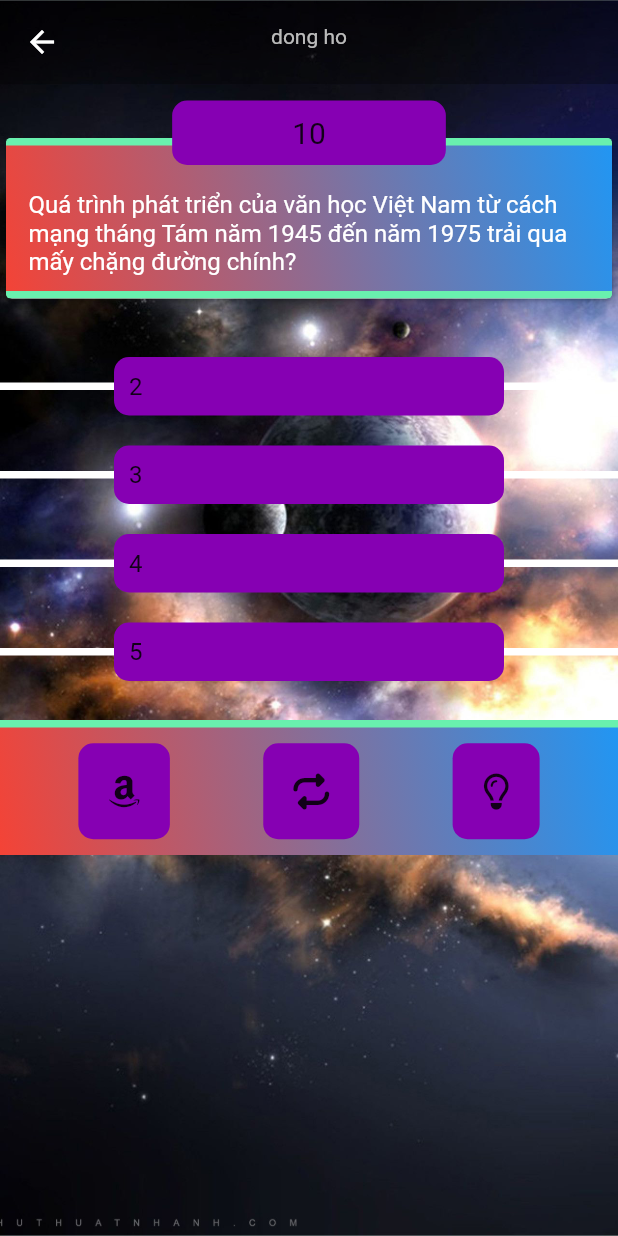
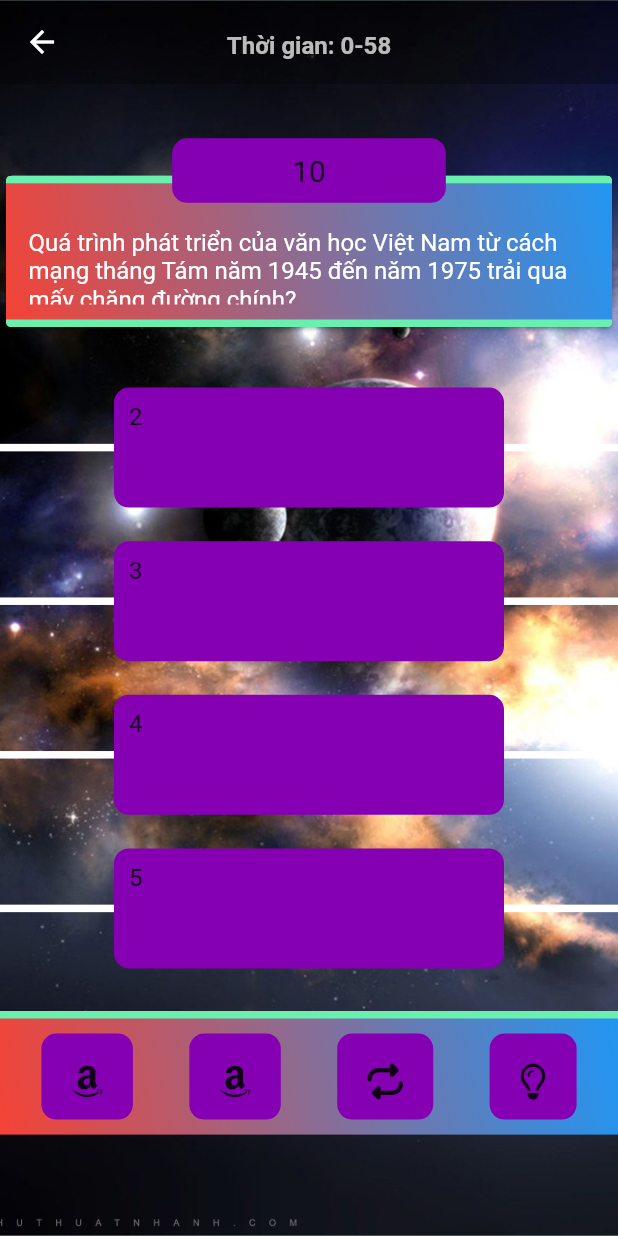
Before and after one commit to trieudevda/SUN, a Flutter app: the MobilePlayGame screen opened directly, on a phone screen of 412 x 824 dp. Run offline on Flutter 3.47's test engine with Material 2 defaults, Android fonts, the phone set to English and light mode, and no system bars; our stand-ins replace cloud_firestore, firebase_auth, firebase_core, flutter_svg, font_awesome_flutter; accounts and stored records are empty.

Commit message:
add-game

```diff
--- a/lib/Model/main_connect_firebase.dart
+++ b/lib/Model/main_connect_firebase.dart
@@ -10,7 +10,7 @@ class MainConnect{
   final collectionData;
   final documentData;
   MainConnect({this.inforUser,this.jsonData,this.collectionData,this.documentData});
-
+  // 'timestamp': FieldValue.serverTimestamp()
   // login
   Future<void> signInEmail(String email,String password,BuildContext context) async {
     try {
--- a/lib/Screens/Play/component/mobile_play_game.dart
+++ b/lib/Screens/Play/component/mobile_play_game.dart
@@ -1,12 +1,10 @@
 import 'package:do_an/Model/Question.dart';
 import 'package:do_an/Screens/Index/index_screen.dart';
-import 'package:do_an/Screens/Play/component/Widget/answer_game.dart';
 import 'package:do_an/Screens/Play/component/Widget/point_game.dart';
 import 'package:do_an/Screens/Play/component/Widget/question.dart';
-import 'package:flutter/cupertino.dart';
 import 'package:flutter/material.dart';
 import 'package:font_awesome_flutter/font_awesome_flutter.dart';
-
+import 'dart:convert';
 import '../../../constants.dart';
 import '../../Index/components/Widget/ink_well_custom.dart';
 
@@ -49,106 +47,62 @@ class PlayGameInit extends StatefulWidget {
   State<PlayGameInit> createState() => _PlayGameInitState();
 }
 
-// class _PlayGameInitState extends State<PlayGameInit> {
-//   String data =
-//       'Con chó đen người ta gọi là con chó mực. Con chó vàng, người ta gọi là con chó phèn. Con chó sanh người ta gọi là con chó đẻ. Vậy con chó đỏ, người ta gọi là con chó gì?';
-//   int point = 200;
-//   @override
-//   void initState() {
-//     super.initState();
-//   }
-//
-//   @override
-//   Widget build(BuildContext context) {
-//     return Column(
-//       crossAxisAlignment: CrossAxisAlignment.center,
-//       children: <Widget>[
-//         const SizedBox(height: defaultPadding),
-//         const Text(
-//           'dong ho',
-//           style: TextStyle(color: Colors.white),
-//         ),
-//         Container(
-//           width: double.infinity,
-//           child: Stack(
-//             alignment: Alignment.center,
-//             children: <Widget>[
-//               QuestionGame(text: data),
-//               PointGame(point: point),
-//             ],
-//           ),
-//         ),
-//         const SizedBox(height: 25.0),
-//         Column(
-//           crossAxisAlignment: CrossAxisAlignment.center,
-//           mainAxisAlignment: MainAxisAlignment.spaceBetween,
-//           children: <Widget>[
-//             AnswerGame(
-//               text: '12 tháng',
-//               check: true,
-//             ),
-//             AnswerGame(
-//               text: 'Chuột Míckey',
-//               check: false,
-//             ),
-//             AnswerGame(
-//               text: 'Con người',
-//               check: false,
-//             ),
-//             AnswerGame(
-//               text: 'Vịt không bị què thì đi bằng 2 chân',
-//               check: false,
-//             ),
-//           ],
-//         ),
-//         const SizedBox(height: defaultPadding),
-//         Container(
-//           decoration: const BoxDecoration(
-//               border: Border(
-//                 top: BorderSide(color: Colors.greenAccent, width: 5),
-//               ),
-//               gradient: LinearGradient(
-//                 begin: Alignment.topRight,
-//                 end: Alignment.bottomLeft,
-//                 colors: [
-//                   Colors.blue,
-//                   Colors.red,
-//                 ],
-//               )),
-//           height: 90,
-//           child: Row(
-//             mainAxisAlignment: MainAxisAlignment.spaceEvenly,
-//             children: [
-//               // icon 50:50
-//               InkWellCustom(
-//                   data: Index(), icon: FaIcon(FontAwesomeIcons.amazon)),
-//               InkWellCustom(
-//                   data: Index(), icon: FaIcon(FontAwesomeIcons.repeat)),
-//               InkWellCustom(
-//                   data: Index(), icon: FaIcon(FontAwesomeIcons.lightbulb)),
-//             ],
-//           ),
-//         ),
-//       ],
-//     );
-//   }
-// }
 class _PlayGameInitState extends State<PlayGameInit> {
   int _currentIndex = 0;
-  final Map<int,dynamic> _answers={};
+  int _minutes = 1;
+
   @override
   Widget build(BuildContext context) {
     final question =data[_currentIndex];
+    void checkQuestion(){
+      if(_currentIndex<(data.length-1)){
+        setState(() {
+          _currentIndex++;
+        });
+      }
+      else{
+          AlertDialog alert = const AlertDialog(
+            content: Text('da het'),
+          );
+          showDialog(
+            context: context,
+            builder: (BuildContext context) {
+              return alert;
+            },
+          );
+      }
+    }
     return Column(
       crossAxisAlignment: CrossAxisAlignment.center,
       children: <Widget>[
         const SizedBox(height: defaultPadding),
-        const Text(
-          'dong ho',
-          style: TextStyle(color: Colors.white),
+        // đang chỉnh
+        Container(
+          width: double.infinity,
+          height:MediaQuery.of(context).size.height*(5/100),
+          child: TweenAnimationBuilder<Duration>(
+              duration: Duration(minutes: _minutes),
+              tween: Tween(begin: Duration(minutes: _minutes), end: Duration.zero),
+              onEnd: () {
+                print('Timer ended');
+              },
+              builder: (BuildContext context, Duration value, Widget? child) {
+                final minutes = value.inMinutes;
+                final seconds = value.inSeconds % 60;
+                return Padding(
+                    padding: const EdgeInsets.symmetric(vertical: 5),
+                    child: Text('Thời gian: $minutes-$seconds',
+                        textAlign: TextAlign.center,
+                        style: const TextStyle(
+                            color: Colors.white,
+                            fontWeight: FontWeight.bold,
+                            fontSize: 16)));
+              }
+          ),
         ),
         Container(
           width: double.infinity,
+          height:MediaQuery.of(context).size.height*(20/100),
           child: Stack(
             alignment: Alignment.center,
             children: <Widget>[
@@ -157,19 +111,57 @@ class _PlayGameInitState extends State<PlayGameInit> {
             ],
           ),
         ),
-        const SizedBox(height: 25.0),
-        Column(
-          crossAxisAlignment: CrossAxisAlignment.center,
-          mainAxisAlignment: MainAxisAlignment.spaceBetween,
-          children: <Widget>[
-            ...question.id_answer.map(
-              (e)=>AnswerGame(
-                text: e,
-                check: true,
-                current: _currentIndex,
+        const SizedBox(height: 24.0),
+        Container(
+          height:MediaQuery.of(context).size.height*(50/100),
+          child: Column(
+            crossAxisAlignment: CrossAxisAlignment.center,
+            mainAxisAlignment: MainAxisAlignment.spaceEvenly,
+            children: <Widget>[
+              ...question.id_answer.map(
+                (e)=>Stack(
+                    alignment: Alignment.center,
+                    children: <Widget>[
+                      const Divider(
+                        thickness: 5,
+                        color: Colors.white,
+                      ),
+                      SizedBox(
+                        width: 300,
+                        child: InkWell(
+                          borderRadius: BorderRadius.circular(30.0),
+                          onTap: () {
+                            if(true){
+                              setState(() {
+                                _minutes=1;
+                                checkQuestion();
+                              });
+                            }
+                          },
+                          child: Ink(
+                            padding: const EdgeInsets.only(left: 20.0, right: 20.0, top:10.0, bottom:10.0),
+                            child: Container(
+                              height: 80.0,
+                              decoration: BoxDecoration(
+                                borderRadius: BorderRadius.circular(10.0),
+                                color:const Color.fromRGBO(134, 0, 179, 1),
+                              ),
+                              padding: const EdgeInsets.all(10.0),
+                              child:Text(
+                                e,
+                                style:const TextStyle(
+                                  fontSize: 16,
+                                ),
+                              ),
+                            ),
+                          ),
+                        )
+                      ),
+                    ],
+                  ),
               ),
-            ),
-          ],
+            ],
+          ),
         ),
         const SizedBox(height: defaultPadding),
         Container(
@@ -185,17 +177,19 @@ class _PlayGameInitState extends State<PlayGameInit> {
                   Colors.red,
                 ],
               )),
-          height: 90,
+          height: MediaQuery.of(context).size.height*(10/100),
           child: Row(
             mainAxisAlignment: MainAxisAlignment.spaceEvenly,
             children: [
               // icon 50:50
               InkWellCustom(
-                  data: Index(), icon: FaIcon(FontAwesomeIcons.amazon)),
+                  data: const Index(), icon: const FaIcon(FontAwesomeIcons.amazon)),
               InkWellCustom(
-                  data: Index(), icon: FaIcon(FontAwesomeIcons.repeat)),
+                  data: const Index(), icon: const FaIcon(FontAwesomeIcons.amazon)),
               InkWellCustom(
-                  data: Index(), icon: FaIcon(FontAwesomeIcons.lightbulb)),
+                  data: const Index(), icon: const FaIcon(FontAwesomeIcons.repeat)),
+              InkWellCustom(
+                  data: const Index(), icon: const FaIcon(FontAwesomeIcons.lightbulb)),
             ],
           ),
         ),
```
